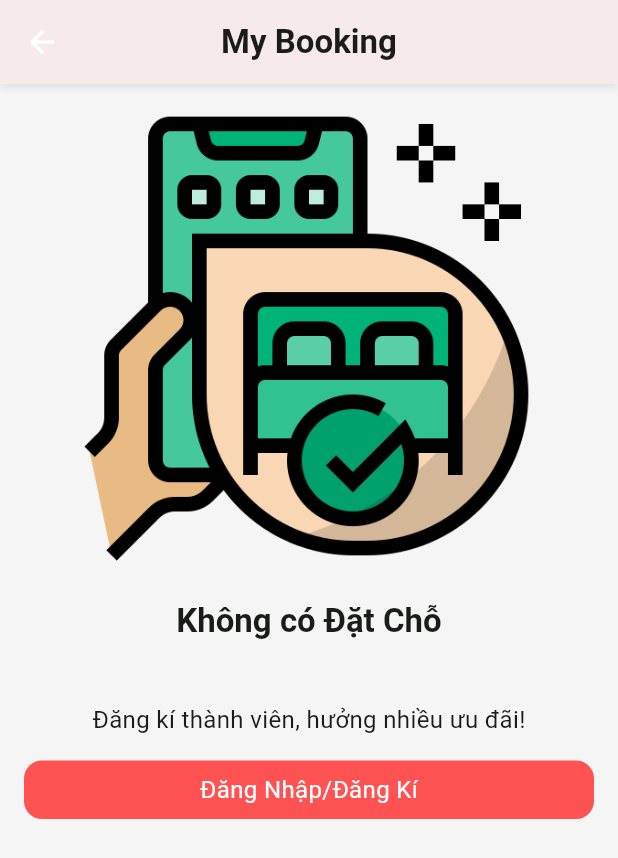
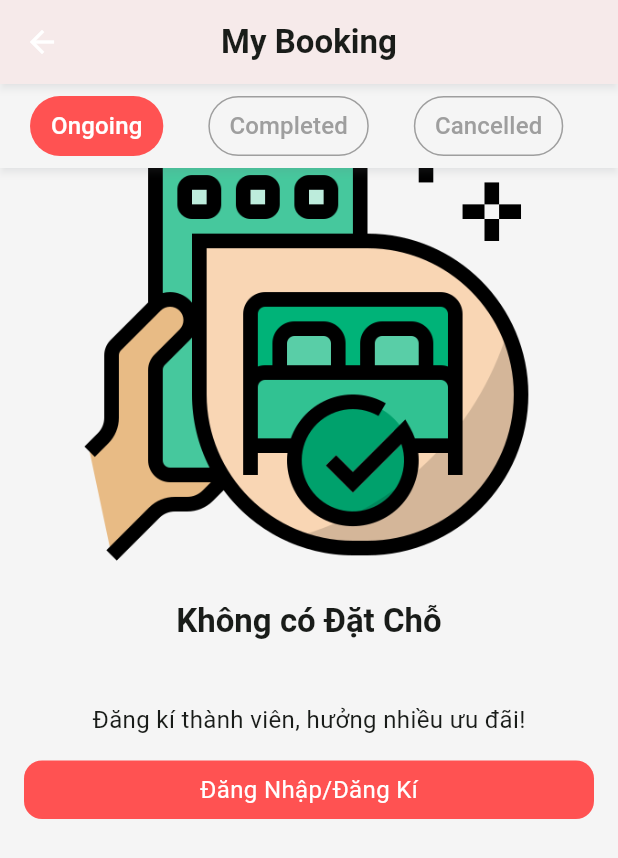
Before and after one commit to capstone-travelease/capstone_project_travel_ease, a Flutter app: the MyBookingPage screen opened by its route, scrolled down 56 dp, on a phone screen of 412 x 824 dp. Shown: the top 858 px of the screen. Run offline on Flutter 3.47's test engine with Material 3 defaults, Android fonts, the phone set to English and light mode, and no system bars; our stand-ins replace carousel_slider, device_preview, dio, equatable, extended_image, flutter_map and 11 more; missing offline and left inert: secure_shared_preferences; accounts and stored records are empty; generated files the repository leaves out were written again; network calls fail.

Commit message:
fix ui mybooking
fix Ui mybooking

```diff
--- a/lib/src/domain/models/mybookingtab.dart
+++ b/lib/src/domain/models/mybookingtab.dart
@@ -5,10 +5,12 @@ class MyBookingTab {
   final MyBookingTabType type;
   final String image;
   final String textNoLogin;
+  final String status;
   MyBookingTab(
     this.type,
     this.image,
     this.textNoLogin,
+    this.status,
   );
 
   factory MyBookingTab.onGoing() {
@@ -16,6 +18,7 @@ class MyBookingTab {
       MyBookingTabType.onGoing,
       Assets.images.ongoing.path,
       'Không có Đặt Chỗ',
+      'Paid',
     );
   }
 
@@ -24,6 +27,7 @@ class MyBookingTab {
       MyBookingTabType.completed,
       Assets.images.completed.path,
       'Không có đặt chỗ đã qua',
+      'Completed',
     );
   }
 
@@ -32,6 +36,7 @@ class MyBookingTab {
       MyBookingTabType.cancelled,
       Assets.images.cancelled.path,
       'Không có đặt chỗ đã hủy',
+      'Cancelled & Refunded',
     );
   }
 }
--- a/lib/src/presentation/pages/pages_booking/mybooking/mybooking_page.dart
+++ b/lib/src/presentation/pages/pages_booking/mybooking/mybooking_page.dart
@@ -1,5 +1,5 @@
 import 'package:capstone_project_travel_ease/src/presentation/pages/pages_booking/mybooking/mybooking_controller.dart';
-import 'package:capstone_project_travel_ease/src/presentation/pages/pages_booking/mybooking/mybooking_widgets/ongoingtab_page.dart';
+import 'package:capstone_project_travel_ease/src/presentation/pages/pages_booking/mybooking/mybooking_widgets/Mybookingtab_page.dart';
 import 'package:flutter/material.dart';
 import 'package:get/get.dart';
 
@@ -21,14 +21,16 @@ class MyBookingPage extends GetView<MyBookingController> {
         ),
       ),
       body: NestedScrollView(
-        physics: const NeverScrollableScrollPhysics(),
+        physics: const ClampingScrollPhysics(),
         headerSliverBuilder: (context, value) => [
           SliverAppBar(
+            surfaceTintColor: Get.theme.colorScheme.background,
             automaticallyImplyLeading: false,
             elevation: 0,
-            snap: true,
             backgroundColor: Get.theme.colorScheme.background,
             floating: true,
+            snap: true,
+            pinned: true,
             flexibleSpace: const TabView(),
           )
         ],
@@ -105,6 +107,7 @@ class TabView extends GetView<MyBookingController> {
       padding: const EdgeInsets.symmetric(horizontal: 12.0),
       child: ListView.separated(
         shrinkWrap: true,
+        physics: const NeverScrollableScrollPhysics(),
         scrollDirection: Axis.horizontal,
         itemCount: controller.tabs.length,
         itemBuilder: (BuildContext context, int index) {
```
Also changed, not shown: lib/src/presentation/pages/pages_booking/mybooking/mybooking_widgets/Mybookingtab_page.dart (renamed from lib/src/presentation/pages/pages_booking/mybooking/mybooking_widgets/ongoingtab_page.dart, +15 -10 lines).
